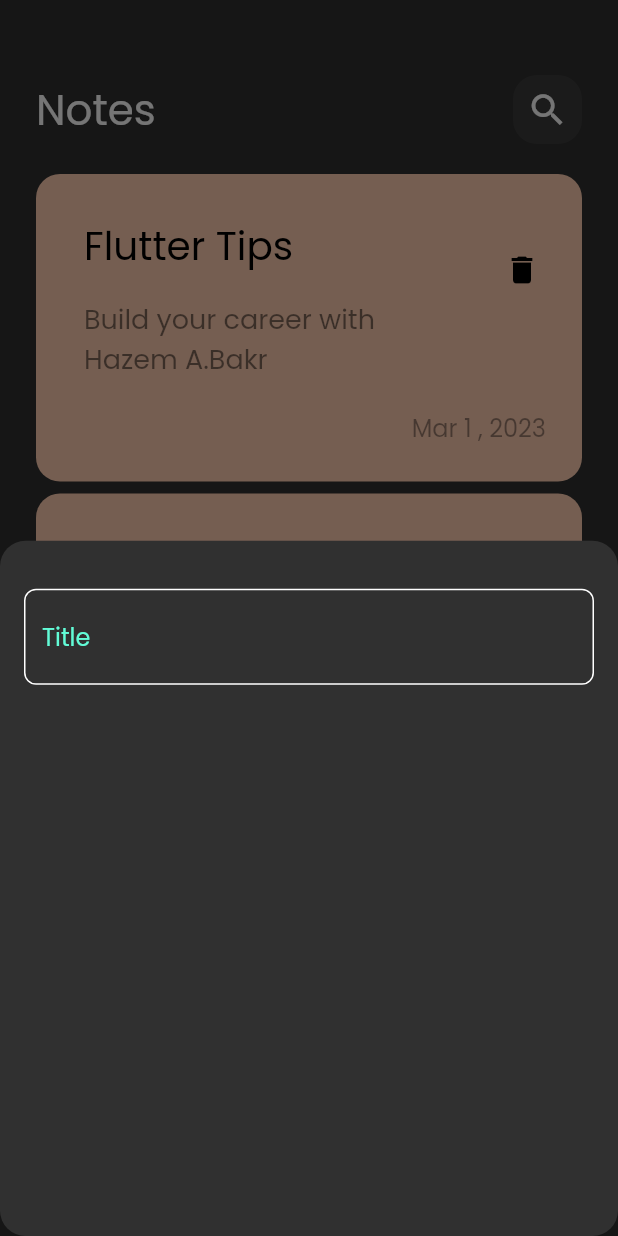
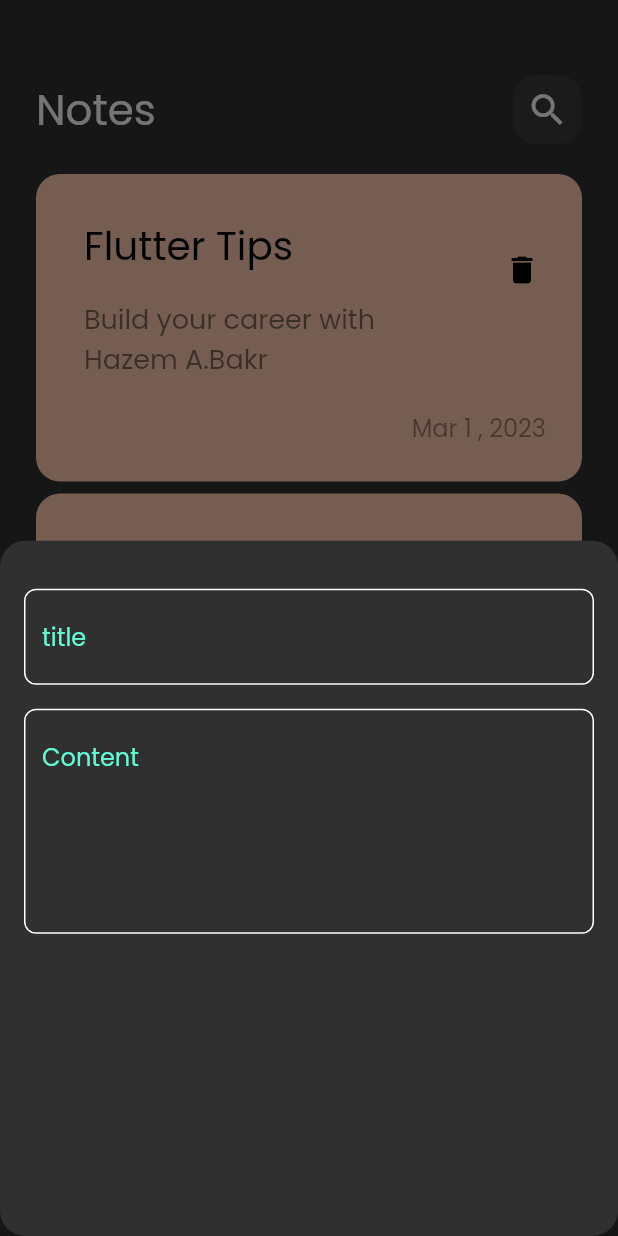
Before and after one commit to Hazem12Bakr/first_flutter_project, a Flutter app: the screen it shows after launch, after a tap on the "add" icon, on a phone screen of 412 x 824 dp. Run offline on Flutter 3.47's test engine with Material 2 defaults, Android fonts, the phone set to English and light mode, and no system bars.

Commit message:
add form fields to get user input in buttom sheet

```diff
--- a/lib/views/widgets/add_note_buttomsheet.dart
+++ b/lib/views/widgets/add_note_buttomsheet.dart
@@ -9,11 +9,20 @@ class AddNoteButtomSheet extends StatelessWidget {
     return Padding(
       padding: const EdgeInsets.symmetric(horizontal: 16),
       child: Column(
-        children: [
+        children: const [
           SizedBox(
             height: 32,
           ),
-          CustomtextField(),
+          CustomtextField(
+            hint: 'title',
+          ),
+          SizedBox(
+            height: 16,
+          ),
+          CustomtextField(
+            hint: 'Content',
+            maxlines: 5,
+          ),
         ],
       ),
     );
--- a/lib/views/widgets/custom_text_field.dart
+++ b/lib/views/widgets/custom_text_field.dart
@@ -1,15 +1,20 @@
 import 'package:flutter/material.dart';
+import 'package:flutter/src/widgets/container.dart';
+import 'package:flutter/src/widgets/framework.dart';
 import 'package:flutter_application_1/views/widgets/cinstance.dart';
 
 class CustomtextField extends StatelessWidget {
-  const CustomtextField({Key? key}) : super(key: key);
+  const CustomtextField({super.key, required this.hint, this.maxlines = 1});
 
+  final String hint;
+  final int maxlines;
   @override
   Widget build(BuildContext context) {
     return TextField(
       cursorColor: kPrimaryColor,
+      maxLines: maxlines,
       decoration: InputDecoration(
-        hintText: 'Title',
+        hintText: hint,
         hintStyle: const TextStyle(
           color: kPrimaryColor,
         ),
```
